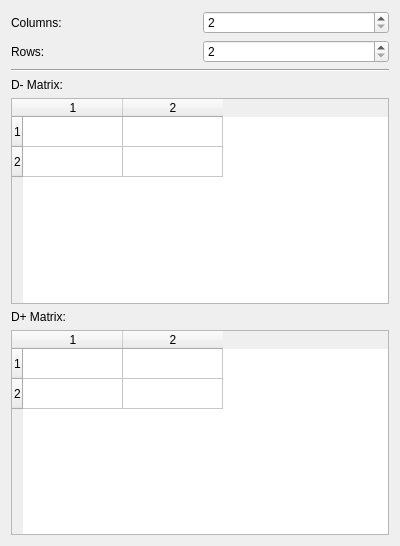
Qt form gui/matrixwidget.ui (zettdaymond/opulus) before a commit.
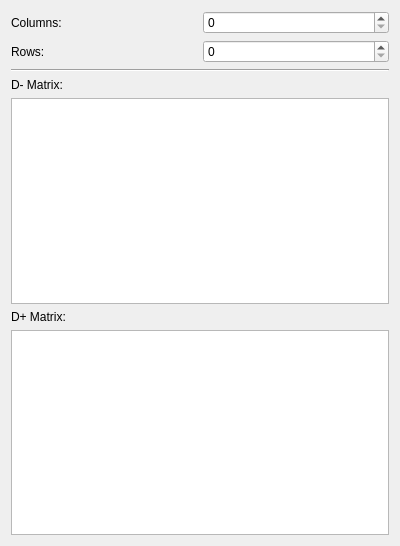
The same form after that commit.

Commit message: Update matrix widget when petri net changes (very dirty hack)

```diff
--- a/gui/matrixwidget.ui
+++ b/gui/matrixwidget.ui
@@ -26,7 +26,10 @@
      <item row="0" column="1">
       <widget class="QSpinBox" name="width_spinbox">
        <property name="minimum">
-        <number>2</number>
+        <number>0</number>
+       </property>
+       <property name="value">
+        <number>0</number>
        </property>
       </widget>
      </item>
@@ -40,7 +43,10 @@
      <item row="1" column="1">
       <widget class="QSpinBox" name="height_spinbox">
        <property name="minimum">
-        <number>2</number>
+        <number>0</number>
+       </property>
+       <property name="value">
+        <number>0</number>
        </property>
       </widget>
      </item>
@@ -64,16 +70,24 @@
      </item>
      <item>
       <widget class="QTableWidget" name="d_minus_matrix">
+       <property name="alternatingRowColors">
+        <bool>true</bool>
+       </property>
+       <property name="textElideMode">
+        <enum>Qt::ElideLeft</enum>
+       </property>
        <property name="rowCount">
-        <number>2</number>
+        <number>0</number>
        </property>
        <property name="columnCount">
-        <number>2</number>
+        <number>0</number>
        </property>
-       <row/>
-       <row/>
-       <column/>
-       <column/>
+       <attribute name="horizontalHeaderDefaultSectionSize">
+        <number>50</number>
+       </attribute>
+       <attribute name="horizontalHeaderMinimumSectionSize">
+        <number>25</number>
+       </attribute>
       </widget>
      </item>
      <item>
@@ -85,16 +99,18 @@
      </item>
      <item>
       <widget class="QTableWidget" name="d_plus_matrix">
+       <property name="alternatingRowColors">
+        <bool>true</bool>
+       </property>
        <property name="rowCount">
-        <number>2</number>
+        <number>0</number>
        </property>
        <property name="columnCount">
-        <number>2</number>
+        <number>0</number>
        </property>
-       <row/>
-       <row/>
-       <column/>
-       <column/>
+       <attribute name="horizontalHeaderDefaultSectionSize">
+        <number>50</number>
+       </attribute>
       </widget>
      </item>
     </layout>
```
Left out of the diff: 5 changed lines with no effect on the pictures. The commit also changes 7 other files.
